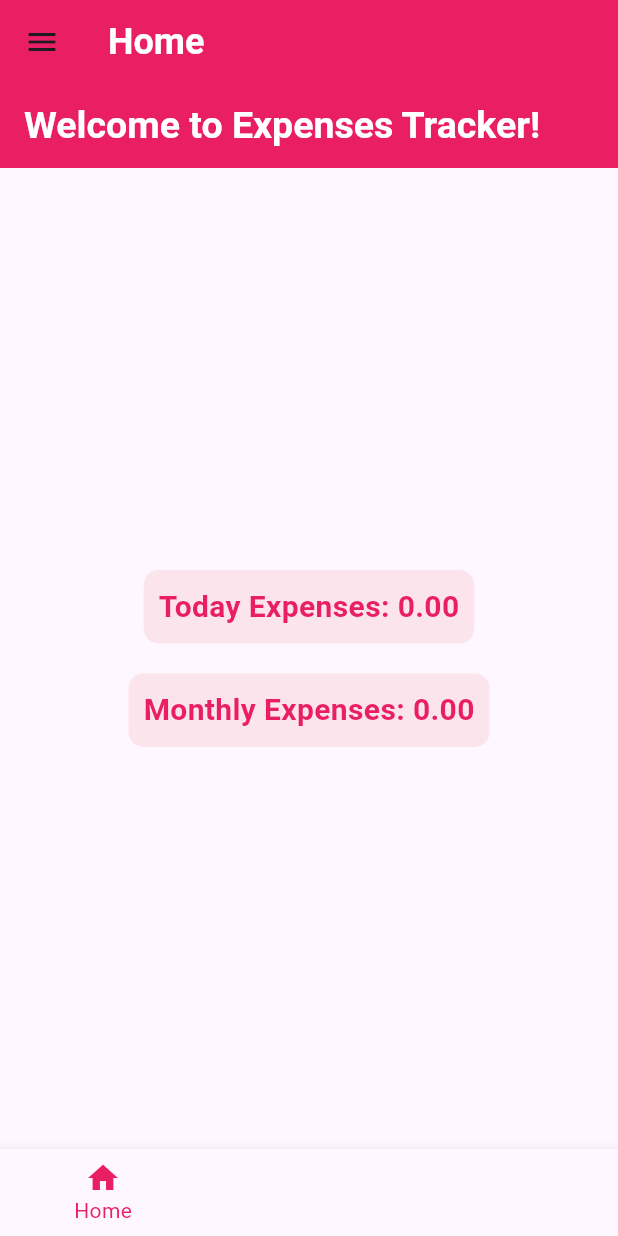
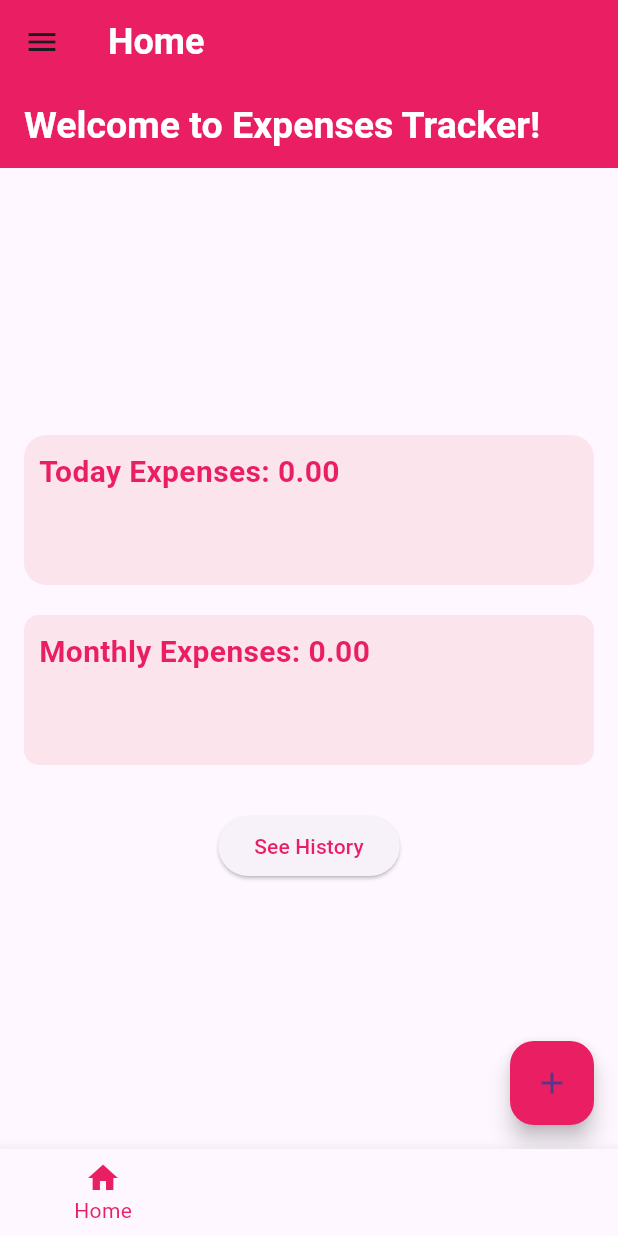
Before and after one commit to lialialiashymfony/Expenses-Tracker-1, a Flutter app: the screen it shows after launch, on a phone screen of 412 x 824 dp. Run offline on Flutter 3.47's test engine with Material 3 defaults, Android fonts, the phone set to English and light mode, and no system bars; our stand-ins replace sqflite; accounts and stored records are empty; network calls fail.

Commit message:
Update home_screen.dart

```diff
--- a/lib/screens/home_screen.dart
+++ b/lib/screens/home_screen.dart
@@ -75,9 +75,11 @@ class _HomePageState extends State<HomePage> {
                   return Text('Error: ${snapshot.error}');
                 } else {
                   return Container(
+                    width: 380,
+                    height: 100,
                     decoration: BoxDecoration(
                       color: Colors.pink[50],
-                      borderRadius: BorderRadius.circular(10),
+                      borderRadius: BorderRadius.circular(15),
                     ),
                     child: Padding(
                       padding: const EdgeInsets.all(10.0),
@@ -103,6 +105,8 @@ class _HomePageState extends State<HomePage> {
                   return Text('Error: ${snapshot.error}');
                 } else {
                   return Container(
+                    width: 380,
+                    height: 100,
                     decoration: BoxDecoration(
                       color: Colors.pink[50],
                       borderRadius: BorderRadius.circular(10),
@@ -121,9 +125,36 @@ class _HomePageState extends State<HomePage> {
                 }
               },
             ),
+            SizedBox(
+              height: 30,
+            ),
+            ElevatedButton(
+              onPressed: () {
+                Navigator.push(
+                  context,
+                  MaterialPageRoute(
+                      builder: (context) => HistoryExpensesPage()),
+                );
+              },
+              child: Text(
+                'See History',
+                style: TextStyle(color: Colors.pink),
+              ),
+            ),
           ],
         ),
       ),
+      floatingActionButton: FloatingActionButton(
+        onPressed: () {
+          Navigator.push(
+            context,
+            MaterialPageRoute(builder: (context) => AddExpensesPage()),
+          );
+        },
+        backgroundColor: Colors.pink,
+        child: Icon(Icons.add),
+      ),
+      floatingActionButtonLocation: FloatingActionButtonLocation.endFloat,
     );
   }
 }
```
